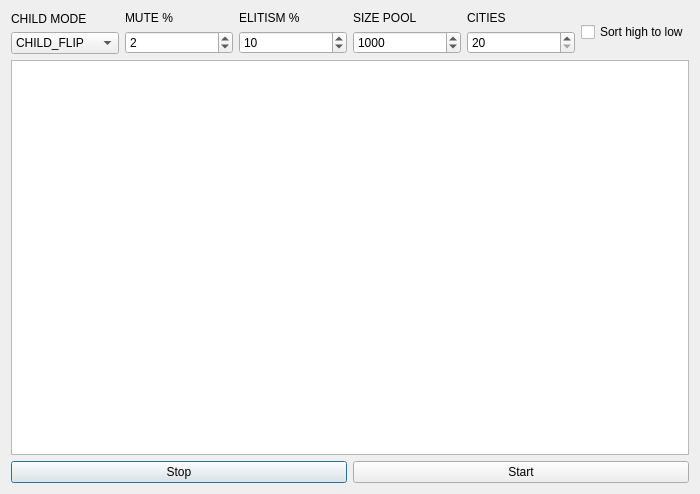
Old version of the form gui.ui in the repository ibarbech/GeneticAlgorithmLibraryPython.
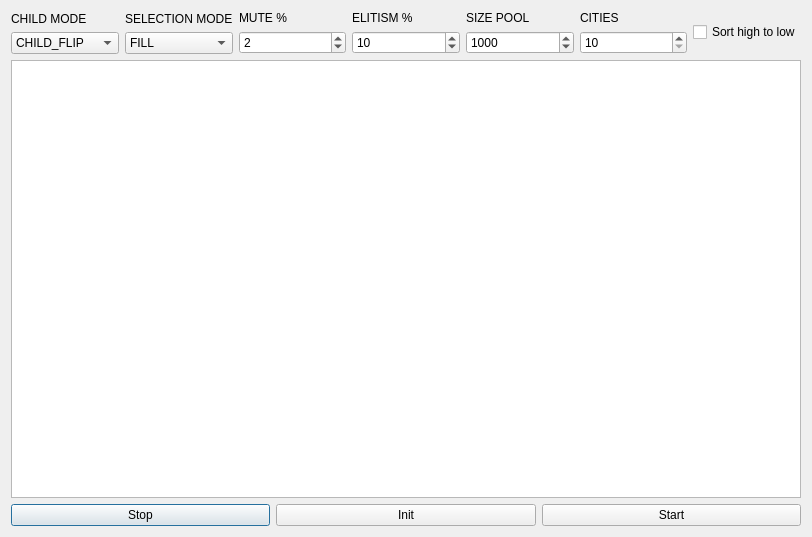
New version of the form.

```diff
--- a/gui.ui
+++ b/gui.ui
@@ -6,8 +6,8 @@
    <rect>
     <x>0</x>
     <y>0</y>
-    <width>700</width>
-    <height>494</height>
+    <width>812</width>
+    <height>537</height>
    </rect>
   </property>
   <property name="windowTitle">
@@ -53,6 +53,31 @@
          </item>
         </layout>
        </item>
+       <item>
+        <layout class="QVBoxLayout" name="verticalLayout_9">
+         <item>
+          <widget class="QLabel" name="label_7">
+           <property name="text">
+            <string>SELECTION MODE</string>
+           </property>
+          </widget>
+         </item>
+         <item>
+          <widget class="QComboBox" name="selection_mode">
+           <item>
+            <property name="text">
+             <string>FILL</string>
+            </property>
+           </item>
+           <item>
+            <property name="text">
+             <string>ROULETTE</string>
+            </property>
+           </item>
+          </widget>
+         </item>
+        </layout>
+       </item>
        <item>
         <layout class="QVBoxLayout" name="verticalLayout_4">
          <item>
@@ -134,13 +159,13 @@
          <item>
           <widget class="QSpinBox" name="cities">
            <property name="minimum">
-            <number>20</number>
+            <number>10</number>
            </property>
            <property name="maximum">
             <number>200</number>
            </property>
            <property name="value">
-            <number>20</number>
+            <number>10</number>
            </property>
           </widget>
          </item>
@@ -169,6 +194,13 @@
        </property>
       </widget>
      </item>
+     <item>
+      <widget class="QPushButton" name="init">
+       <property name="text">
+        <string>Init</string>
+       </property>
+      </widget>
+     </item>
      <item>
       <widget class="QPushButton" name="start">
        <property name="text">
```
